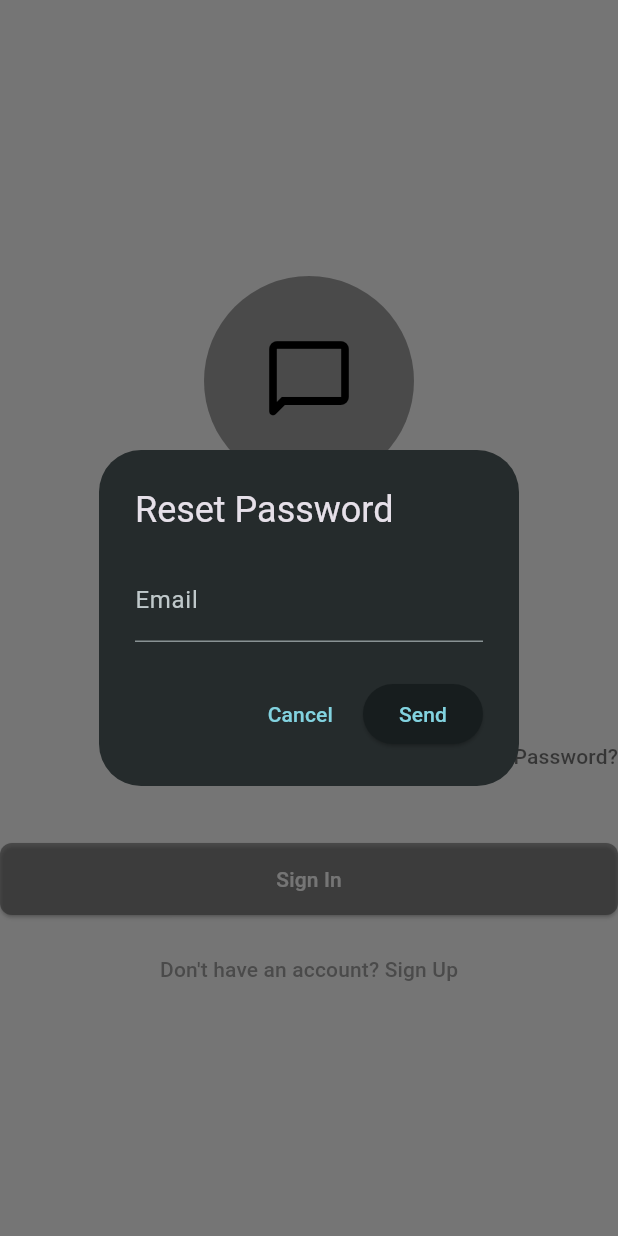
After one commit to orunjubd/flutter_chat_app, a Flutter app: the screen it shows after launch, after a tap on "Forgot Password?", on a phone screen of 412 x 824 dp. The commit adds this screen. Run offline on Flutter 3.47's test engine with Material 3 defaults, Android fonts, the phone set to English and light mode, and no system bars; our stand-ins replace cloud_firestore, firebase_auth, firebase_core, flutter_riverpod; accounts and stored records are empty.

Commit message:
Add forgot password dialog and password reset workflow

```diff
--- a/lib/features/authentication/data/repositories/auth_repository.dart
+++ b/lib/features/authentication/data/repositories/auth_repository.dart
@@ -4,16 +4,16 @@ import 'package:firebase_auth/firebase_auth.dart';
 class AuthRepository {
   AuthRepository();
 
-  final FirebaseAuth _firebase = FirebaseAuth.instance;
+  final FirebaseAuth _firebaseAuth = FirebaseAuth.instance;
 
-  User? get currentUser => _firebase.currentUser;
+  User? get currentUser => _firebaseAuth.currentUser;
 
   Stream<User?> authStateChanges() {
-    return _firebase.authStateChanges();
+    return _firebaseAuth.authStateChanges();
   }
 
   Future<void> signIn({required String email, required String password}) async {
-    await _firebase.signInWithEmailAndPassword(
+    await _firebaseAuth.signInWithEmailAndPassword(
       email: email,
       password: password,
     );
@@ -23,18 +23,18 @@ class AuthRepository {
     required String email,
     required String password,
   }) async {
-    return await _firebase.createUserWithEmailAndPassword(
+    return await _firebaseAuth.createUserWithEmailAndPassword(
       email: email,
       password: password,
     );
   }
 
   Future<void> signOut() async {
-    await _firebase.signOut();
+    await _firebaseAuth.signOut();
   }
 
   Future<void> deleteCurrentUser() async {
-    final user = _firebase.currentUser;
+    final user = _firebaseAuth.currentUser;
 
     if (user != null) {
       await user.delete();
@@ -42,7 +42,7 @@ class AuthRepository {
   }
 
   Future<void> sendEmailVerification() async {
-    final user = _firebase.currentUser;
+    final user = _firebaseAuth.currentUser;
 
     if (user == null) {
       throw Exception('No authenticated user found.');
@@ -52,7 +52,7 @@ class AuthRepository {
   }
 
   Future<bool> isEmailVerified() async {
-    final user = _firebase.currentUser;
+    final user = _firebaseAuth.currentUser;
 
     if (user == null) {
       return false;
@@ -60,6 +60,14 @@ class AuthRepository {
 
     await user.reload();
 
-    return _firebase.currentUser?.emailVerified ?? false;
+    return _firebaseAuth.currentUser?.emailVerified ?? false;
+  }
+
+  Future<void> resetPassword({required String email}) async {
+    await _firebaseAuth.sendPasswordResetEmail(email: email);
+  }
+
+  Future<void> sendPasswordResetEmail({required String email}) async {
+    await _firebaseAuth.sendPasswordResetEmail(email: email);
   }
 }
--- a/lib/features/authentication/presentation/widgets/auth_form.dart
+++ b/lib/features/authentication/presentation/widgets/auth_form.dart
@@ -12,11 +12,11 @@ import 'package:chat_app/features/authentication/presentation/widgets/auth_butto
 import 'package:chat_app/features/authentication/presentation/widgets/auth_switch_button.dart';
 import 'package:chat_app/features/authentication/presentation/widgets/logo.dart'
     as auth_logo;
-// import 'package:chat_app/features/authentication/data/repositories/auth_repository.dart';
+
 import 'package:chat_app/features/authentication/providers/auth_provider.dart';
-//import 'package:chat_app/features/chat/data/models/app_user.dart';
 import 'package:chat_app/features/authentication/providers/registration_provider.dart';
 import 'package:chat_app/core/errors/auth_exception_mapper.dart';
+import 'package:chat_app/features/authentication/presentation/widgets/forgot_password_dialog.dart';
 
 class AuthForm extends ConsumerStatefulWidget {
   const AuthForm({super.key});
@@ -26,6 +26,28 @@ class AuthForm extends ConsumerStatefulWidget {
 }
 
 class _AuthFormState extends ConsumerState<AuthForm> {
+  Future<void> _showForgotPasswordDialog() async {
+    final authRepository = ref.read(authRepositoryProvider);
+
+    await showDialog(
+      context: context,
+      builder: (_) {
+        return ForgotPasswordDialog(
+          onSend: (email) async {
+            await authRepository.sendPasswordResetEmail(email: email);
+
+            if (!mounted) return;
+
+            ScaffoldMessenger.of(context).showSnackBar(
+              const SnackBar(content: Text('Password reset email sent.')),
+            );
+          },
+        );
+      },
+    );
+    debugPrint('Forgot Password dialog closed.');
+  }
+
   final _formKey = GlobalKey<FormState>();
   var _isLogin = true;
 
@@ -169,6 +191,21 @@ class _AuthFormState extends ConsumerState<AuthForm> {
             passwordRegex: passwordRegex,
           ),
 
+          if (_isLogin)
+            Align(
+              alignment: Alignment.centerRight,
+              child: TextButton(
+                onPressed:
+                    _showForgotPasswordDialog, // Handshake link to trigger method
+                style: TextButton.styleFrom(
+                  foregroundColor: Colors
+                      .black54, // Soft dark grey text link to match background theme
+                  padding: EdgeInsets.zero,
+                ),
+                child: const Text('Forgot Password?'),
+              ),
+            ),
+
           const SizedBox(height: 14),
 
           // E. Conditional Confirm Password Node Injection
--- /dev/null
+++ b/lib/features/authentication/presentation/widgets/forgot_password_dialog.dart
@@ -0,0 +1,72 @@
+import 'package:flutter/material.dart';
+
+class ForgotPasswordDialog extends StatefulWidget {
+  const ForgotPasswordDialog({super.key, required this.onSend});
+
+  final Future<void> Function(String email) onSend;
+
+  @override
+  State<ForgotPasswordDialog> createState() => _ForgotPasswordDialogState();
+}
+
+class _ForgotPasswordDialogState extends State<ForgotPasswordDialog> {
+  final _emailController = TextEditingController();
+
+  final _formKey = GlobalKey<FormState>();
+
+  final emailRegex = RegExp(r'^[\w-\.]+@([\w-]+\.)+[\w-]{2,4}$');
+
+  @override
+  void dispose() {
+    _emailController.dispose();
+    super.dispose();
+  }
+
+  Future<void> _submit() async {
+    if (_formKey.currentState == null || !_formKey.currentState!.validate()) {
+      return;
+    }
+
+    await widget.onSend(_emailController.text.trim());
+
+    if (!mounted) return;
+
+    Navigator.of(context).pop();
+  }
+
+  @override
+  Widget build(BuildContext context) {
+    return AlertDialog(
+      title: const Text('Reset Password'),
+
+      content: Form(
+        key: _formKey,
+        child: TextFormField(
+          controller: _emailController,
+          keyboardType: TextInputType.emailAddress,
+          decoration: const InputDecoration(labelText: 'Email'),
+          validator: (value) {
+            if (value == null || value.isEmpty) {
+              return 'Please enter your email.';
+            }
+            if (!emailRegex.hasMatch(value)) {
+              return 'Please enter a valid email address.';
+            }
+            return null;
+          },
+        ),
+      ),
+
+      actions: [
+        TextButton(
+          onPressed: () {
+            Navigator.pop(context);
+          },
+          child: const Text('Cancel'),
+        ),
+
+        ElevatedButton(onPressed: _submit, child: const Text('Send')),
+      ],
+    );
+  }
+}
```
